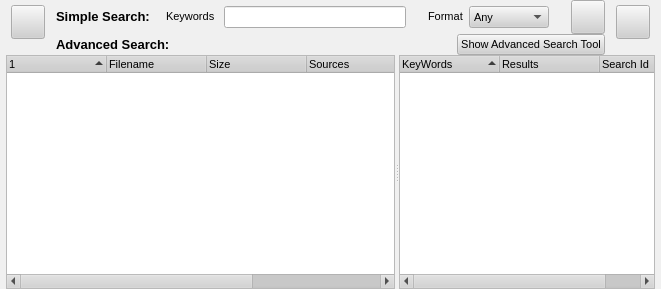
Before: the Qt Designer form retroshare-gui/src/gui/SearchDialog.ui in RetroShare/RetroShare, drawn with Qt 5.
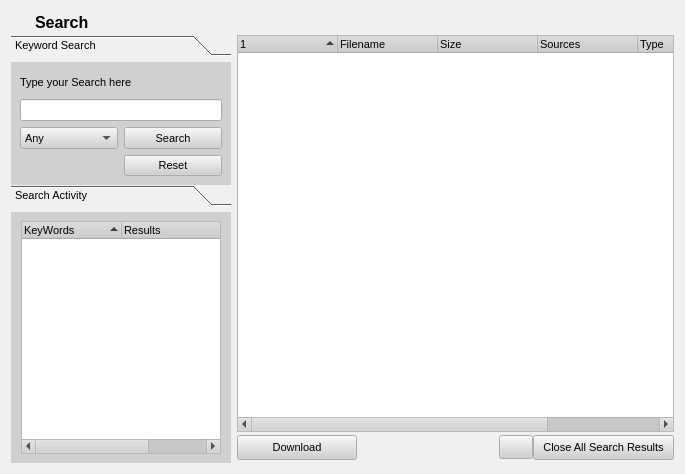
After: the same form once the commit is applied. Icons and pictures are not drawn. Custom widgets are drawn as their Qt base class.

Commit message: redesign the Search Dialog

Patch:
```diff
--- a/retroshare-gui/src/gui/SearchDialog.ui
+++ b/retroshare-gui/src/gui/SearchDialog.ui
@@ -5,14 +5,14 @@
    <rect>
     <x>0</x>
     <y>0</y>
-    <width>661</width>
-    <height>289</height>
+    <width>685</width>
+    <height>474</height>
    </rect>
   </property>
   <property name="sizePolicy" >
    <sizepolicy vsizetype="Minimum" hsizetype="Minimum" >
-    <horstretch>1</horstretch>
-    <verstretch>1</verstretch>
+    <horstretch>0</horstretch>
+    <verstretch>0</verstretch>
    </sizepolicy>
   </property>
   <property name="palette" >
@@ -498,254 +498,105 @@
   <property name="contextMenuPolicy" >
    <enum>Qt::NoContextMenu</enum>
   </property>
-  <layout class="QGridLayout" >
-   <property name="leftMargin" >
-    <number>6</number>
-   </property>
-   <property name="topMargin" >
-    <number>0</number>
-   </property>
-   <property name="rightMargin" >
-    <number>6</number>
-   </property>
-   <property name="bottomMargin" >
-    <number>0</number>
-   </property>
-   <property name="horizontalSpacing" >
-    <number>1</number>
-   </property>
+  <layout class="QGridLayout" name="gridLayout_6" >
    <property name="verticalSpacing" >
     <number>0</number>
    </property>
    <item row="0" column="0" >
-    <layout class="QVBoxLayout" >
-     <property name="spacing" >
-      <number>0</number>
-     </property>
-     <property name="leftMargin" >
-      <number>0</number>
-     </property>
-     <property name="topMargin" >
-      <number>0</number>
-     </property>
-     <property name="rightMargin" >
-      <number>0</number>
-     </property>
-     <property name="bottomMargin" >
-      <number>0</number>
-     </property>
-     <item>
-      <layout class="QHBoxLayout" >
-       <property name="spacing" >
-        <number>6</number>
-       </property>
-       <property name="leftMargin" >
-        <number>0</number>
-       </property>
-       <property name="topMargin" >
-        <number>0</number>
-       </property>
-       <property name="rightMargin" >
-        <number>0</number>
-       </property>
-       <property name="bottomMargin" >
-        <number>0</number>
-       </property>
-       <item>
-        <layout class="QVBoxLayout" >
-         <property name="spacing" >
-          <number>6</number>
-         </property>
-         <property name="leftMargin" >
-          <number>5</number>
-         </property>
-         <property name="topMargin" >
-          <number>5</number>
-         </property>
-         <property name="rightMargin" >
-          <number>5</number>
-         </property>
-         <property name="bottomMargin" >
-          <number>5</number>
-         </property>
-         <item>
-          <widget class="QPushButton" name="toggleAdvancedSearchBtn" >
-           <property name="sizePolicy" >
-            <sizepolicy vsizetype="Fixed" hsizetype="Fixed" >
-             <horstretch>0</horstretch>
-             <verstretch>0</verstretch>
-            </sizepolicy>
-           </property>
+    <layout class="QGridLayout" name="gridLayout_4" >
+     <item row="0" column="0" >
+      <widget class="QLabel" name="label_2" >
            <property name="minimumSize" >
             <size>
-             <width>34</width>
-             <height>34</height>
+         <width>24</width>
+         <height>24</height>
             </size>
            </property>
            <property name="maximumSize" >
             <size>
-             <width>34</width>
-             <height>34</height>
-            </size>
-           </property>
-           <property name="toolTip" >
-            <string>Toggle advanced searching on and off.</string>
-           </property>
+         <width>24</width>
+         <height>24</height>
+        </size>
+       </property>
            <property name="text" >
             <string/>
            </property>
-           <property name="icon" >
-            <iconset resource="images.qrc" >:/images/advsearch_24x24.png</iconset>
-           </property>
-           <property name="iconSize" >
-            <size>
-             <width>24</width>
-             <height>24</height>
-            </size>
-           </property>
-           <property name="checkable" >
+       <property name="pixmap" >
+        <pixmap resource="images.qrc" >:/images/find.png</pixmap>
+       </property>
+       <property name="scaledContents" >
             <bool>true</bool>
            </property>
-          </widget>
-         </item>
-         <item>
-          <spacer>
-           <property name="orientation" >
-            <enum>Qt::Vertical</enum>
-           </property>
-           <property name="sizeHint" >
-            <size>
-             <width>20</width>
-             <height>0</height>
-            </size>
-           </property>
-          </spacer>
-         </item>
-        </layout>
-       </item>
-       <item>
-        <widget class="QFrame" name="SearchModeFrame" >
-         <property name="sizePolicy" >
-          <sizepolicy vsizetype="Minimum" hsizetype="Minimum" >
-           <horstretch>255</horstretch>
-           <verstretch>0</verstretch>
-          </sizepolicy>
-         </property>
-         <property name="minimumSize" >
-          <size>
-           <width>390</width>
-           <height>24</height>
-          </size>
-         </property>
-         <property name="frameShape" >
-          <enum>QFrame::NoFrame</enum>
-         </property>
-         <property name="frameShadow" >
-          <enum>QFrame::Raised</enum>
-         </property>
-         <layout class="QVBoxLayout" >
-          <property name="spacing" >
-           <number>0</number>
-          </property>
-          <property name="leftMargin" >
-           <number>0</number>
-          </property>
-          <property name="topMargin" >
-           <number>0</number>
-          </property>
-          <property name="rightMargin" >
-           <number>0</number>
-          </property>
-          <property name="bottomMargin" >
-           <number>0</number>
-          </property>
-          <item>
-           <widget class="QFrame" name="SimpleSearchPanel" >
-            <property name="sizePolicy" >
-             <sizepolicy vsizetype="Minimum" hsizetype="Minimum" >
-              <horstretch>0</horstretch>
-              <verstretch>0</verstretch>
-             </sizepolicy>
-            </property>
-            <property name="frameShape" >
-             <enum>QFrame::NoFrame</enum>
-            </property>
-            <property name="frameShadow" >
-             <enum>QFrame::Raised</enum>
-            </property>
-            <layout class="QVBoxLayout" >
-             <property name="spacing" >
-              <number>0</number>
-             </property>
-             <property name="leftMargin" >
-              <number>0</number>
-             </property>
-             <property name="topMargin" >
-              <number>0</number>
-             </property>
-             <property name="rightMargin" >
-              <number>0</number>
-             </property>
-             <property name="bottomMargin" >
-              <number>0</number>
-             </property>
-             <item>
-              <layout class="QHBoxLayout" >
-               <property name="spacing" >
-                <number>6</number>
-               </property>
-               <property name="leftMargin" >
-                <number>0</number>
-               </property>
-               <property name="topMargin" >
-                <number>0</number>
-               </property>
-               <property name="rightMargin" >
-                <number>0</number>
-               </property>
-               <property name="bottomMargin" >
-                <number>0</number>
-               </property>
-               <item>
+       <property name="alignment" >
+        <set>Qt::AlignCenter</set>
+       </property>
+      </widget>
+     </item>
+     <item row="0" column="1" >
                 <widget class="QLabel" name="label_3" >
-                 <property name="frameShape" >
-                  <enum>QFrame::NoFrame</enum>
-                 </property>
-                 <property name="frameShadow" >
-                  <enum>QFrame::Plain</enum>
+       <property name="maximumSize" >
+        <size>
+         <width>16777215</width>
+         <height>32</height>
+        </size>
                  </property>
                  <property name="text" >
-                  <string>&lt;h3>Simple Search:&lt;/h3></string>
+        <string>&lt;!DOCTYPE HTML PUBLIC "-//W3C//DTD HTML 4.0//EN" "http://www.w3.org/TR/REC-html40/strict.dtd">
+&lt;html>&lt;head>&lt;meta name="qrichtext" content="1" />&lt;style type="text/css">
+p, li { white-space: pre-wrap; }
+&lt;/style>&lt;/head>&lt;body style=" font-family:'Arial'; font-size:8pt; font-weight:400; font-style:normal;">
+&lt;p style=" margin-top:0px; margin-bottom:0px; margin-left:0px; margin-right:0px; -qt-block-indent:0; text-indent:0px;">&lt;span style=" font-size:12pt; font-weight:600;">Search&lt;/span>&lt;/p>&lt;/body>&lt;/html></string>
                  </property>
                 </widget>
                </item>
-               <item>
-                <spacer>
-                 <property name="orientation" >
-                  <enum>Qt::Horizontal</enum>
-                 </property>
-                 <property name="sizeHint" >
-                  <size>
-                   <width>10</width>
-                   <height>20</height>
-                  </size>
-                 </property>
-                </spacer>
-               </item>
-               <item>
+    </layout>
+   </item>
+   <item row="1" column="0" >
+    <widget class="QToolBox" name="toolBox" >
+     <property name="sizePolicy" >
+      <sizepolicy vsizetype="Preferred" hsizetype="MinimumExpanding" >
+       <horstretch>0</horstretch>
+       <verstretch>0</verstretch>
+      </sizepolicy>
+     </property>
+     <property name="minimumSize" >
+      <size>
+       <width>220</width>
+       <height>0</height>
+      </size>
+     </property>
+     <property name="maximumSize" >
+      <size>
+       <width>220</width>
+       <height>150</height>
+      </size>
+     </property>
+     <property name="currentIndex" >
+      <number>0</number>
+     </property>
+     <widget class="QWidget" name="page" >
+      <property name="geometry" >
+       <rect>
+        <x>0</x>
+        <y>0</y>
+        <width>220</width>
+        <height>121</height>
+       </rect>
+      </property>
+      <attribute name="label" >
+       <string>Keyword Search</string>
+      </attribute>
+      <layout class="QGridLayout" name="gridLayout_3" >
+       <item row="0" column="0" >
+        <layout class="QGridLayout" name="gridLayout" >
+         <item row="0" column="0" colspan="2" >
                 <widget class="QLabel" name="label" >
-                 <property name="sizePolicy" >
-                  <sizepolicy vsizetype="Fixed" hsizetype="Fixed" >
-                   <horstretch>0</horstretch>
-                   <verstretch>0</verstretch>
-                  </sizepolicy>
-                 </property>
                  <property name="text" >
-                  <string>Keywords </string>
+            <string>Type your Search here</string>
                  </property>
                 </widget>
                </item>
-               <item>
+         <item row="1" column="0" colspan="2" >
                 <widget class="QLineEdit" name="lineEdit" >
                  <property name="sizePolicy" >
                   <sizepolicy vsizetype="Fixed" hsizetype="Expanding" >
@@ -761,33 +612,7 @@
                  </property>
                 </widget>
                </item>
-               <item>
-                <spacer>
-                 <property name="orientation" >
-                  <enum>Qt::Horizontal</enum>
-                 </property>
-                 <property name="sizeType" >
-                  <enum>QSizePolicy::Fixed</enum>
-                 </property>
-                 <property name="sizeHint" >
-                  <size>
-                   <width>16</width>
-                   <height>32</height>
-                  </size>
-                 </property>
-                </spacer>
-               </item>
-               <item>
-                <widget class="QLabel" name="label_2" >
-                 <property name="text" >
-                  <string>&lt;html>&lt;head>&lt;meta name="qrichtext" content="1" />&lt;style type="text/css">
-p, li { white-space: pre-wrap; }
-&lt;/style>&lt;/head>&lt;body style=" font-family:'Arial'; font-size:8pt; font-weight:400; font-style:normal; text-decoration:none;">
-&lt;p style=" margin-top:0px; margin-bottom:0px; margin-left:0px; margin-right:0px; -qt-block-indent:0; text-indent:0px;">Format&lt;/p>&lt;/body>&lt;/html></string>
-                 </property>
-                </widget>
-               </item>
-               <item>
+         <item row="2" column="0" >
                 <widget class="QComboBox" name="FileTypeComboBox" >
                  <item>
                   <property name="text" >
@@ -855,141 +680,49 @@
                  </item>
                 </widget>
                </item>
-               <item>
-                <spacer>
-                 <property name="orientation" >
-                  <enum>Qt::Horizontal</enum>
-                 </property>
-                 <property name="sizeHint" >
-                  <size>
-                   <width>16</width>
-                   <height>20</height>
-                  </size>
-                 </property>
-                </spacer>
-               </item>
-               <item>
+         <item row="2" column="1" >
                 <widget class="QPushButton" name="pushButtonsearch" >
                  <property name="minimumSize" >
                   <size>
-                   <width>34</width>
-                   <height>34</height>
+             <width>0</width>
+             <height>0</height>
                   </size>
                  </property>
                  <property name="maximumSize" >
                   <size>
-                   <width>34</width>
-                   <height>34</height>
+             <width>200</width>
+             <height>200</height>
                   </size>
                  </property>
                  <property name="toolTip" >
                   <string>Perform simple search</string>
                  </property>
                  <property name="text" >
-                  <string/>
+            <string>Search</string>
                  </property>
                  <property name="icon" >
-                  <iconset resource="images.qrc" >:/images/find.png</iconset>
-                 </property>
-                 <property name="iconSize" >
-                  <size>
-                   <width>24</width>
-                   <height>24</height>
-                  </size>
-                 </property>
-                </widget>
-               </item>
-              </layout>
-             </item>
-            </layout>
-           </widget>
-          </item>
-          <item>
-           <widget class="QFrame" name="AdvancedSearchPanel" >
-            <property name="enabled" >
-             <bool>true</bool>
-            </property>
-            <property name="sizePolicy" >
-             <sizepolicy vsizetype="Minimum" hsizetype="Minimum" >
-              <horstretch>0</horstretch>
-              <verstretch>0</verstretch>
-             </sizepolicy>
-            </property>
-            <property name="frameShape" >
-             <enum>QFrame::NoFrame</enum>
-            </property>
-            <property name="frameShadow" >
-             <enum>QFrame::Raised</enum>
-            </property>
-            <layout class="QVBoxLayout" >
-             <property name="spacing" >
-              <number>0</number>
-             </property>
-             <property name="leftMargin" >
-              <number>0</number>
-             </property>
-             <property name="topMargin" >
-              <number>0</number>
-             </property>
-             <property name="rightMargin" >
-              <number>0</number>
-             </property>
-             <property name="bottomMargin" >
-              <number>0</number>
-             </property>
-             <item>
-              <layout class="QHBoxLayout" >
-               <property name="spacing" >
-                <number>6</number>
-               </property>
-               <property name="leftMargin" >
-                <number>0</number>
-               </property>
-               <property name="topMargin" >
-                <number>0</number>
-               </property>
-               <property name="rightMargin" >
-                <number>0</number>
-               </property>
-               <property name="bottomMargin" >
-                <number>0</number>
-               </property>
-               <item>
-                <widget class="QLabel" name="label_4" >
-                 <property name="text" >
-                  <string>&lt;h3>Advanced Search:&lt;/h3></string>
-                 </property>
-                </widget>
-               </item>
-               <item>
-                <spacer>
+            <iconset resource="images.qrc" >
+             <normaloff>:/images/find.png</normaloff>:/images/find.png</iconset>
+           </property>
+          </widget>
+         </item>
+         <item row="3" column="0" >
+          <spacer name="horizontalSpacer" >
                  <property name="orientation" >
                   <enum>Qt::Horizontal</enum>
                  </property>
-                 <property name="sizeType" >
-                  <enum>QSizePolicy::Expanding</enum>
-                 </property>
-                 <property name="sizeHint" >
+           <property name="sizeHint" stdset="0" >
                   <size>
-                   <width>50</width>
+             <width>88</width>
                    <height>20</height>
                   </size>
                  </property>
                 </spacer>
                </item>
-               <item>
-                <widget class="QPushButton" name="focusAdvSearchDialogBtn" >
-                 <property name="enabled" >
-                  <bool>true</bool>
-                 </property>
-                 <property name="sizePolicy" >
-                  <sizepolicy vsizetype="Fixed" hsizetype="Fixed" >
-                   <horstretch>0</horstretch>
-                   <verstretch>0</verstretch>
-                  </sizepolicy>
-                 </property>
+         <item row="3" column="1" >
+          <widget class="QPushButton" name="resetButton" >
                  <property name="text" >
-                  <string>Show Advanced Search Tool</string>
+            <string>Reset</string>
                  </property>
                 </widget>
                </item>
@@ -997,92 +730,11 @@
              </item>
             </layout>
            </widget>
-          </item>
-         </layout>
-        </widget>
-       </item>
-       <item>
-        <layout class="QVBoxLayout" >
-         <property name="spacing" >
-          <number>6</number>
-         </property>
-         <property name="leftMargin" >
-          <number>5</number>
-         </property>
-         <property name="topMargin" >
-          <number>5</number>
-         </property>
-         <property name="rightMargin" >
-          <number>5</number>
-         </property>
-         <property name="bottomMargin" >
-          <number>5</number>
-         </property>
-         <item>
-          <widget class="QPushButton" name="pushButtonDownload" >
-           <property name="sizePolicy" >
-            <sizepolicy vsizetype="Fixed" hsizetype="Fixed" >
-             <horstretch>0</horstretch>
-             <verstretch>0</verstretch>
-            </sizepolicy>
-           </property>
-           <property name="minimumSize" >
-            <size>
-             <width>34</width>
-             <height>34</height>
-            </size>
-           </property>
-           <property name="maximumSize" >
-            <size>
-             <width>34</width>
-             <height>34</height>
-            </size>
-           </property>
-           <property name="toolTip" >
-            <string>Download</string>
-           </property>
-           <property name="text" >
-            <string/>
-           </property>
-           <property name="icon" >
-            <iconset resource="images.qrc" >:/images/down_24x24.png</iconset>
-           </property>
-           <property name="iconSize" >
-            <size>
-             <width>24</width>
-             <height>24</height>
-            </size>
-           </property>
-          </widget>
-         </item>
-         <item>
-          <spacer>
-           <property name="orientation" >
-            <enum>Qt::Vertical</enum>
-           </property>
-           <property name="sizeHint" >
-            <size>
-             <width>20</width>
-             <height>0</height>
-            </size>
-           </property>
-          </spacer>
-         </item>
-        </layout>
-       </item>
-      </layout>
-     </item>
-     <item>
-      <widget class="QSplitter" name="splitter" >
-       <property name="sizePolicy" >
-        <sizepolicy vsizetype="Minimum" hsizetype="Minimum" >
-         <horstretch>0</horstretch>
-         <verstretch>1</verstretch>
-        </sizepolicy>
-       </property>
-       <property name="orientation" >
-        <enum>Qt::Horizontal</enum>
-       </property>
+    </widget>
+   </item>
+   <item rowspan="2" row="1" column="1" >
+    <layout class="QGridLayout" name="gridLayout_5" >
+     <item row="0" column="0" colspan="4" >
        <widget class="SearchTreeWidget" name="searchResultWidget" >
         <property name="sizePolicy" >
          <sizepolicy vsizetype="Expanding" hsizetype="Expanding" >
@@ -1133,6 +785,155 @@
          </property>
         </column>
        </widget>
+     </item>
+     <item row="1" column="0" >
+      <widget class="QPushButton" name="pushButtonDownload" >
+       <property name="sizePolicy" >
+        <sizepolicy vsizetype="Fixed" hsizetype="Fixed" >
+         <horstretch>0</horstretch>
+         <verstretch>0</verstretch>
+        </sizepolicy>
+       </property>
+       <property name="minimumSize" >
+        <size>
+         <width>0</width>
+         <height>0</height>
+        </size>
+       </property>
+       <property name="maximumSize" >
+        <size>
+         <width>120</width>
+         <height>25</height>
+        </size>
+       </property>
+       <property name="toolTip" >
+        <string>Download</string>
+       </property>
+       <property name="text" >
+        <string>Download</string>
+       </property>
+       <property name="icon" >
+        <iconset resource="images.qrc" >
+         <normaloff>:/images/down_24x24.png</normaloff>:/images/down_24x24.png</iconset>
+       </property>
+       <property name="iconSize" >
+        <size>
+         <width>16</width>
+         <height>16</height>
+        </size>
+       </property>
+      </widget>
+     </item>
+     <item row="1" column="1" >
+      <spacer name="horizontalSpacer_2" >
+       <property name="orientation" >
+        <enum>Qt::Horizontal</enum>
+       </property>
+       <property name="sizeHint" stdset="0" >
+        <size>
+         <width>158</width>
+         <height>31</height>
+        </size>
+       </property>
+      </spacer>
+     </item>
+     <item row="1" column="3" >
+      <widget class="QPushButton" name="cloaseallsearchresultsButton" >
+       <property name="minimumSize" >
+        <size>
+         <width>0</width>
+         <height>25</height>
+        </size>
+       </property>
+       <property name="text" >
+        <string>Close All Search Results</string>
+       </property>
+      </widget>
+     </item>
+     <item row="1" column="2" >
+      <widget class="QPushButton" name="toggleAdvancedSearchBtn" >
+       <property name="sizePolicy" >
+        <sizepolicy vsizetype="Fixed" hsizetype="Fixed" >
+         <horstretch>0</horstretch>
+         <verstretch>0</verstretch>
+        </sizepolicy>
+       </property>
+       <property name="minimumSize" >
+        <size>
+         <width>0</width>
+         <height>0</height>
+        </size>
+       </property>
+       <property name="maximumSize" >
+        <size>
+         <width>34</width>
+         <height>24</height>
+        </size>
+       </property>
+       <property name="toolTip" >
+        <string>&lt;!DOCTYPE HTML PUBLIC "-//W3C//DTD HTML 4.0//EN" "http://www.w3.org/TR/REC-html40/strict.dtd">
+&lt;html>&lt;head>&lt;meta name="qrichtext" content="1" />&lt;style type="text/css">
+p, li { white-space: pre-wrap; }
+&lt;/style>&lt;/head>&lt;body style=" font-family:'Arial'; font-size:8pt; font-weight:400; font-style:normal;">
+&lt;p style=" margin-top:0px; margin-bottom:0px; margin-left:0px; margin-right:0px; -qt-block-indent:0; text-indent:0px;">advanced searching&lt;/p>&lt;/body>&lt;/html></string>
+       </property>
+       <property name="text" >
+        <string/>
+       </property>
+       <property name="icon" >
+        <iconset resource="images.qrc" >
+         <normaloff>:/images/advsearch_24x24.png</normaloff>:/images/advsearch_24x24.png</iconset>
+       </property>
+       <property name="iconSize" >
+        <size>
+         <width>16</width>
+         <height>16</height>
+        </size>
+       </property>
+       <property name="checkable" >
+        <bool>false</bool>
+       </property>
+      </widget>
+     </item>
+    </layout>
+   </item>
+   <item row="2" column="0" >
+    <widget class="QToolBox" name="toolBox_2" >
+     <property name="sizePolicy" >
+      <sizepolicy vsizetype="Preferred" hsizetype="MinimumExpanding" >
+       <horstretch>0</horstretch>
+       <verstretch>0</verstretch>
+      </sizepolicy>
+     </property>
+     <property name="minimumSize" >
+      <size>
+       <width>220</width>
+       <height>0</height>
+      </size>
+     </property>
+     <property name="maximumSize" >
+      <size>
+       <width>220</width>
+       <height>16777215</height>
+      </size>
+     </property>
+     <property name="currentIndex" >
+      <number>0</number>
+     </property>
+     <widget class="QWidget" name="page_2" >
+      <property name="geometry" >
+       <rect>
+        <x>0</x>
+        <y>0</y>
+        <width>220</width>
+        <height>251</height>
+       </rect>
+      </property>
+      <attribute name="label" >
+       <string>Search Activity</string>
+      </attribute>
+      <layout class="QGridLayout" name="gridLayout_2" >
+       <item row="0" column="0" >
        <widget class="QTreeWidget" name="searchSummaryWidget" >
         <property name="sizePolicy" >
          <sizepolicy vsizetype="Minimum" hsizetype="Minimum" >
@@ -1140,6 +941,12 @@
           <verstretch>1</verstretch>
          </sizepolicy>
         </property>
+         <property name="maximumSize" >
+          <size>
+           <width>200</width>
+           <height>16777215</height>
+          </size>
+         </property>
         <property name="sizeIncrement" >
          <size>
           <width>0</width>
@@ -1177,9 +984,10 @@
          </property>
         </column>
        </widget>
-      </widget>
-     </item>
-    </layout>
+       </item>
+      </layout>
+     </widget>
+    </widget>
    </item>
   </layout>
  </widget>
```
Left out of the diff: 71 changed lines with no effect on the pictures. Lines whose indentation alone changed are shown as unchanged. The commit also changes 2 other files.
